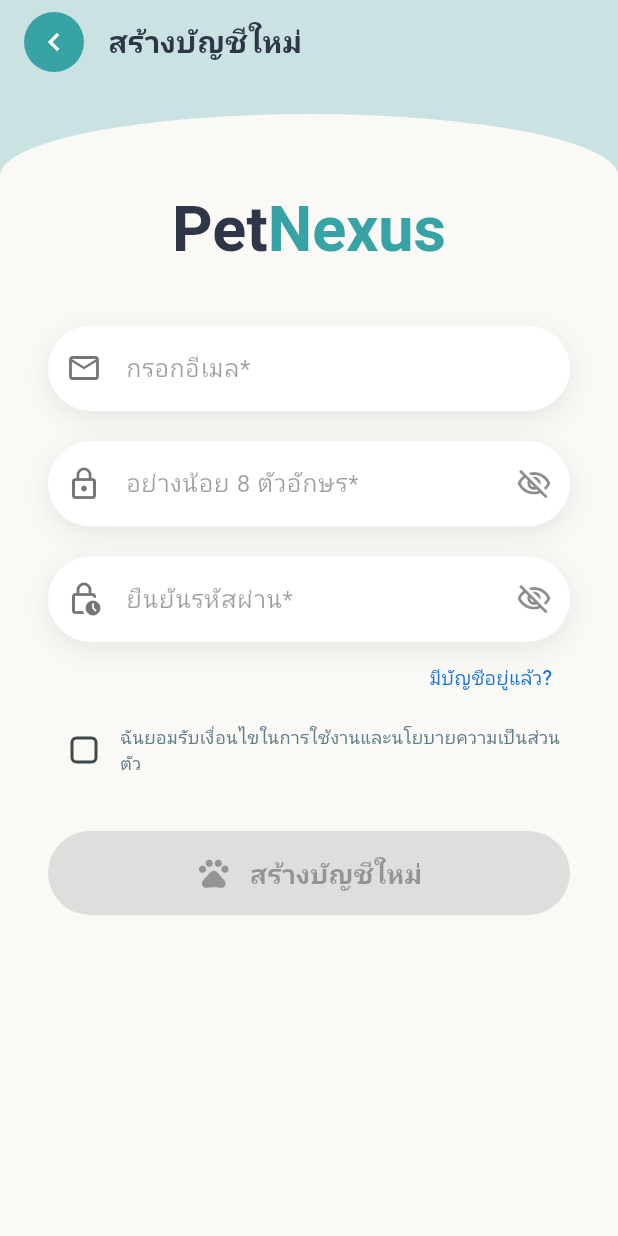
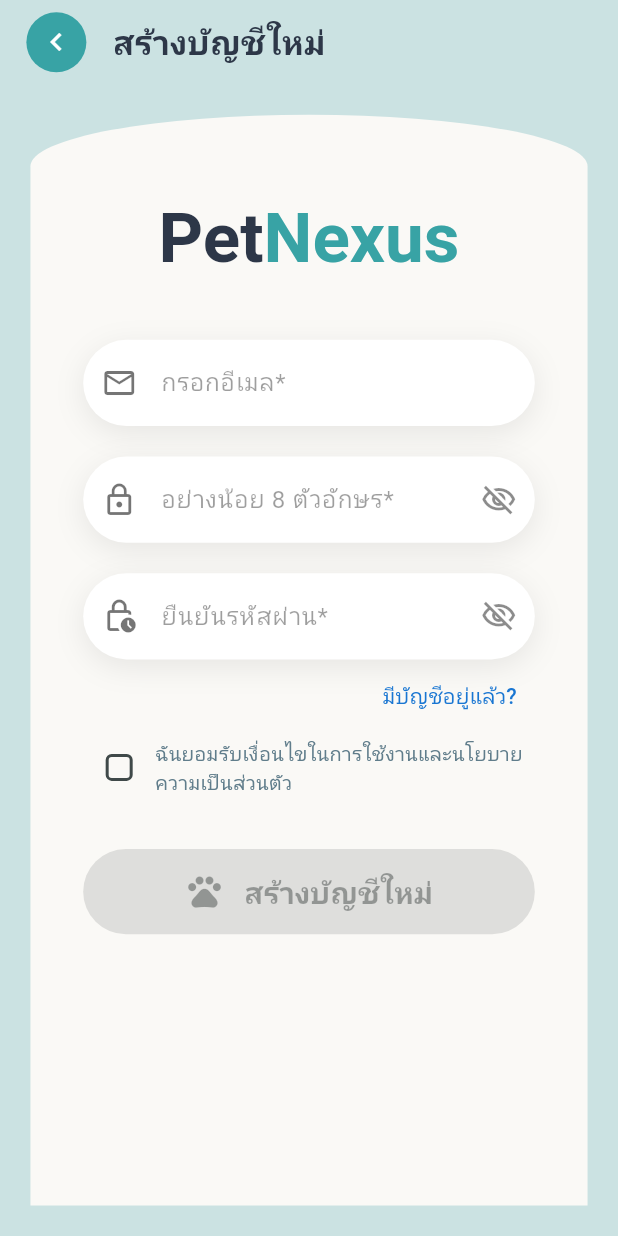
Before and after one commit to junki51/PetNexus, a Flutter app: the screen it shows after launch, after a tap on "สร้างบัญชีใหม่", on a phone screen of 412 x 824 dp. Run offline on Flutter 3.47's test engine with Material 3 defaults, Android fonts, the phone set to English and light mode, and no system bars.

Commit message:
responsive_layout

```diff
--- a/apps/owner_app/lib/auth/screens/first_screen.dart
+++ b/apps/owner_app/lib/auth/screens/first_screen.dart
@@ -1,6 +1,10 @@
 import 'package:flutter/material.dart';
 import 'package:owner_app/auth/screens/register_screen.dart';
 import '../controllers/login_controller.dart';
+import '../../layout/responsive_layout.dart';
+
+// นำเข้า Extension (แก้ไข path ให้ตรงกับโปรเจกต์ของคุณ)
+// import 'path_to_your_extension/responsive_context.dart';
 
 class FirstScreen extends StatefulWidget {
   const FirstScreen({super.key});
@@ -39,8 +43,8 @@
               child: Center(
                 child: RichText(
                   text: TextSpan(
-                    style: const TextStyle(
-                      fontSize: 42,
+                    style: TextStyle(
+                      fontSize: context.nf(42), // ปรับขนาดฟอนต์ Logo
                       fontWeight: FontWeight.bold,
                       letterSpacing: -1.0,
                     ),
@@ -60,24 +64,24 @@
                 width: double.infinity,
                 decoration: BoxDecoration(
                   color: bgBottomColor,
-                  borderRadius: const BorderRadius.only(
-                    // ทำเส้นโค้งด้านบน
-                    topLeft: Radius.elliptical(250, 60),
-                    topRight: Radius.elliptical(250, 60),
+                  borderRadius: BorderRadius.only(
+                    // ทำเส้นโค้งด้านบนแบบ Responsive
+                    topLeft: Radius.elliptical(context.nw(250), context.nh(60)),
+                    topRight: Radius.elliptical(context.nw(250), context.nh(60)),
                   ),
                 ),
                 child: Padding(
-                  padding: const EdgeInsets.symmetric(horizontal: 32.0),
+                  padding: EdgeInsets.symmetric(horizontal: context.nw(32.0)), // ปรับความห่างซ้าย-ขวา
                   child: SingleChildScrollView(
                     child: Column(
                       children: [
-                        const SizedBox(height: 40),
+                        SizedBox(height: context.nh(40)), // ปรับระยะห่างแนวตั้ง
 
                         // Subtitle
                         Text(
                           'Everything your pet needs,',
                           style: TextStyle(
-                            fontSize: 16,
+                            fontSize: context.nf(16), // ปรับฟอนต์ข้อความอธิบาย
                             fontWeight: FontWeight.w600,
                             color: textDark,
                           ),
@@ -85,12 +89,12 @@
                         Text(
                           'all in one place.',
                           style: TextStyle(
-                            fontSize: 16,
+                            fontSize: context.nf(16),
                             fontWeight: FontWeight.w600,
                             color: primaryTeal,
                           ),
                         ),
-                        const SizedBox(height: 40),
+                        SizedBox(height: context.nh(40)),
 
                         // ใช้ ListenableBuilder เพื่ออัปเดต UI เฉพาะจุดที่ State เปลี่ยน
                         ListenableBuilder(
@@ -103,7 +107,7 @@
                                 // Login Button
                                 SizedBox(
                                   width: double.infinity,
-                                  height: 56,
+                                  height: context.nh(56), // ปรับความสูงปุ่ม
                                   child: ElevatedButton(
                                     onPressed: isLoading ? null : _controller.loginWithEmail,
                                     style: ElevatedButton.styleFrom(
@@ -111,27 +115,27 @@
                                       foregroundColor: Colors.white,
                                       elevation: 0,
                                       shape: RoundedRectangleBorder(
-                                        borderRadius: BorderRadius.circular(28),
+                                        borderRadius: BorderRadius.circular(context.nh(28)), // ล้อตามความสูงปุ่มที่เปลี่ยนไป
                                       ),
                                     ),
                                     child: isLoading
-                                        ? const SizedBox(
-                                            width: 24,
-                                            height: 24,
-                                            child: CircularProgressIndicator(
+                                        ? SizedBox(
+                                            width: context.nw(24),
+                                            height: context.nw(24),
+                                            child: const CircularProgressIndicator(
                                               color: Colors.white,
                                               strokeWidth: 3,
                                             ),
                                           )
-                                        : const Row(
+                                        : Row(
                                             mainAxisAlignment: MainAxisAlignment.center,
                                             children: [
-                                              Icon(Icons.pets, size: 24),
-                                              SizedBox(width: 12),
+                                              Icon(Icons.pets, size: context.nf(24)), // ปรับขนาดไอคอน
+                                              SizedBox(width: context.nw(12)),
                                               Text(
                                                 'เข้าสู่ระบบ',
                                                 style: TextStyle(
-                                                  fontSize: 18,
+                                                  fontSize: context.nf(18),
                                                   fontWeight: FontWeight.bold,
                                                 ),
                                               ),
@@ -139,12 +143,12 @@
                                           ),
                                   ),
                                 ),
-                                const SizedBox(height: 16),
+                                SizedBox(height: context.nh(16)),
 
                                 // Create Account Button
                                 SizedBox(
                                   width: double.infinity,
-                                  height: 56,
+                                  height: context.nh(56),
                                   child: OutlinedButton(
                                     onPressed: isLoading ? null : () {
                                       Navigator.push(context, MaterialPageRoute(builder: (context) => const RegisterScreen()));
@@ -155,13 +159,13 @@
                                       side: const BorderSide(color: Colors.black12),
                                       elevation: 0,
                                       shape: RoundedRectangleBorder(
-                                        borderRadius: BorderRadius.circular(28),
+                                        borderRadius: BorderRadius.circular(context.nh(28)),
                                       ),
                                     ),
-                                    child: const Text(
+                                    child: Text(
                                       'สร้างบัญชีใหม่',
                                       style: TextStyle(
-                                        fontSize: 18,
+                                        fontSize: context.nf(18),
                                         fontWeight: FontWeight.w600,
                                       ),
                                     ),
@@ -171,42 +175,45 @@
                             );
                           },
                         ),
-                        const SizedBox(height: 40),
+                        SizedBox(height: context.nh(40)),
 
                         // Divider
-                        const Text(
+                        Text(
                           'หรือเข้าสู่ระบบด้วย',
                           style: TextStyle(
                             color: Colors.grey,
-                            fontSize: 14,
+                            fontSize: context.nf(14),
                           ),
                         ),
-                        const SizedBox(height: 24),
+                        SizedBox(height: context.nh(24)),
 
                         // Social Login Buttons
                         Row(
                           mainAxisAlignment: MainAxisAlignment.center,
                           children: [
                             _buildSocialButton(
-                              icon: Icons.g_mobiledata, // เปลี่ยนเป็นโลโก้จริงด้วย flutter_svg ได้
+                              context: context, // ส่ง context เข้าไปใช้งาน
+                              icon: Icons.g_mobiledata,
                               color: Colors.red,
                               onTap: () => _controller.loginWithSocial('Google'),
                             ),
-                            const SizedBox(width: 24),
+                            SizedBox(width: context.nw(24)),
                             _buildSocialButton(
+                              context: context,
                               icon: Icons.apple,
                               color: Colors.black,
                               onTap: () => _controller.loginWithSocial('Apple'),
                             ),
-                            const SizedBox(width: 24),
+                            SizedBox(width: context.nw(24)),
                             _buildSocialButton(
+                              context: context,
                               icon: Icons.facebook,
                               color: Colors.blue,
                               onTap: () => _controller.loginWithSocial('Facebook'),
                             ),
                           ],
                         ),
-                        const SizedBox(height: 40),
+                        SizedBox(height: context.nh(40)),
                       ],
                     ),
                   ),
@@ -219,8 +226,9 @@
     );
   }
 
-  // Widget ย่อยสำหรับปุ่ม Social เพื่อลดความซ้ำซ้อนของโค้ด
+  // Widget ย่อยสำหรับปุ่ม Social เพิ่มพารามิเตอร์ BuildContext context เข้าไป
   Widget _buildSocialButton({
+    required BuildContext context,
     required IconData icon,
     required Color color,
     required VoidCallback onTap,
@@ -232,8 +240,8 @@
         boxShadow: [
           BoxShadow(
             color: Colors.black.withValues(alpha: 0.05),
-            blurRadius: 10,
-            offset: const Offset(0, 4),
+            blurRadius: context.nw(10), // ปรับระยะเบลอตามสัดส่วนจอ
+            offset: Offset(0, context.nh(4)), // ปรับตำแหน่งเงาตามความสูง
           ),
         ],
       ),
@@ -243,8 +251,8 @@
           borderRadius: BorderRadius.circular(50),
           onTap: onTap,
           child: Padding(
-            padding: const EdgeInsets.all(12.0),
-            child: Icon(icon, color: color, size: 36),
+            padding: EdgeInsets.all(context.nw(12.0)), // ปรับ Padding ด้านในปุ่มวงกลม
+            child: Icon(icon, color: color, size: context.nf(36)), // ปรับขนาดไอคอนโซเชียล
           ),
         ),
       ),
--- a/apps/owner_app/lib/auth/screens/register_screen.dart
+++ b/apps/owner_app/lib/auth/screens/register_screen.dart
@@ -1,4 +1,5 @@
 import 'package:flutter/material.dart';
+import 'package:owner_app/layout/responsive_layout.dart';
 import '../controllers/register_controller.dart';
 
 class RegisterScreen extends StatefulWidget {
@@ -40,7 +41,10 @@
           children: [
             // --- Header: Back Button & Title ---
             Padding(
-              padding: const EdgeInsets.symmetric(horizontal: 16, vertical: 8),
+              padding: EdgeInsets.symmetric(
+                horizontal: context.nw(16),
+                vertical: context.nh(8)
+                ),
               child: Row(
                 children: [
                   CircleAvatar(
@@ -50,11 +54,11 @@
                       onPressed: () => Navigator.pop(context),
                     ),
                   ),
-                  const SizedBox(width: 16),
-                  const Text(
+                  SizedBox(width: context.nw(16)),
+                  Text(
                     'สร้างบัญชีใหม่',
                     style: TextStyle(
-                      fontSize: 20,
+                      fontSize: context.nf(20),
                       fontWeight: FontWeight.bold,
                       color: Color(0xFF2D3748),
                     ),
@@ -67,24 +71,24 @@
             Expanded(
               child: Container(
                 width: double.infinity,
-                margin: const EdgeInsets.only(top: 20),
+                margin:EdgeInsets.all(context.nh(20)),
                 decoration: BoxDecoration(
                   color: bgBottomColor,
-                  borderRadius: const BorderRadius.only(
-                    topLeft: Radius.elliptical(250, 50),
-                    topRight: Radius.elliptical(250, 50),
+                  borderRadius: BorderRadius.only(
+                    topLeft: Radius.elliptical(context.nw(250), context.nh(50)),
+                    topRight: Radius.elliptical(context.nw(250), context.nh(50)),
                   ),
                 ),
                 child: SingleChildScrollView(
-                  padding: const EdgeInsets.all(32.0),
+                  padding: EdgeInsets.all(context.nw(32)),
                   child: Column(
                     children: [
-                      const SizedBox(height: 20),
+                      SizedBox(height: context.nh(20)),
                       // Logo
                       RichText(
                         text: TextSpan(
-                          style: const TextStyle(
-                            fontSize: 42,
+                          style: TextStyle(
+                            fontSize: context.nf(42),
                             fontWeight: FontWeight.bold,
                           ),
                           children: [
@@ -99,7 +103,7 @@
                           ],
                         ),
                       ),
-                      const SizedBox(height: 40),
+                      SizedBox(height: context.nh(40)),
 
                       // Email Field
                       _buildTextField(
@@ -107,7 +111,7 @@
                         hint: 'กรอกอีเมล*',
                         icon: Icons.email_outlined,
                       ),
-                      const SizedBox(height: 20),
+                      SizedBox(height: context.nh(20)),
 
                       // Password Field (พร้อมปุ่มเปิด/ปิดตา)
                       ListenableBuilder(
@@ -122,7 +126,7 @@
                               _controller.togglePasswordVisibility,
                         ),
                       ),
-                      const SizedBox(height: 20),
+                      SizedBox(height: context.nh(20)),
 
                       // Confirm Password Field (แยก State ตาชัดเจน)
                       ListenableBuilder(
@@ -147,7 +151,7 @@
                             'มีบัญชีอยู่แล้ว?',
                             style: TextStyle(
                               color: Colors.blue.shade700,
-                              fontSize: 13,
+                              fontSize: context.nf(13),
                             ),
                           ),
                         ),
@@ -166,11 +170,11 @@
                                 borderRadius: BorderRadius.circular(4),
                               ),
                             ),
-                            const Expanded(
+                            Expanded(
                               child: Text(
                                 'ฉันยอมรับเงื่อนไขในการใช้งานและนโยบายความเป็นส่วนตัว',
                                 style: TextStyle(
-                                  fontSize: 12,
+                                  fontSize: context.nf(12),
                                   color: Colors.blueGrey,
                                 ),
                               ),
@@ -178,7 +182,7 @@
                           ],
                         ),
                       ),
-                      const SizedBox(height: 30),
+                      SizedBox(height: context.nh(30)),
 
                       // Register Button
                       ListenableBuilder(
@@ -188,7 +192,7 @@
                               _controller.state == RegisterState.loading;
                           return SizedBox(
                             width: double.infinity,
-                            height: 56,
+                            height: context.nh(56),
                             child: ElevatedButton(
                               onPressed:
                                   (isLoading || !_controller.isAcceptedTerms)
@@ -202,27 +206,21 @@
                                 backgroundColor: primaryTeal,
                                 foregroundColor: Colors.white,
                                 shape: RoundedRectangleBorder(
-                                  borderRadius: BorderRadius.circular(28),
+                                  borderRadius: BorderRadius.circular(context.nw(28)),
                                 ),
                                 elevation: 4,
                                 shadowColor: primaryTeal.withValues(alpha: 0.4),
                               ),
                               child: isLoading
-                                  ? const CircularProgressIndicator(
-                                      color: Colors.white,
-                                    )
-                                  : const Row(
-                                      mainAxisAlignment:
-                                          MainAxisAlignment.center,
+                                  ? const CircularProgressIndicator(color: Colors.white)
+                                  : Row(
+                                      mainAxisAlignment: MainAxisAlignment.center,
                                       children: [
-                                        Icon(Icons.pets, size: 24),
-                                        SizedBox(width: 12),
+                                        Icon(Icons.pets, size: context.nw(24)),
+                                        SizedBox(width: context.nw(12)),
                                         Text(
                                           'สร้างบัญชีใหม่',
-                                          style: TextStyle(
-                                            fontSize: 18,
-                                            fontWeight: FontWeight.bold,
-                                          ),
+                                          style: TextStyle(fontSize: context.nf(18), fontWeight: FontWeight.bold),
                                         ),
                                       ],
                                     ),
@@ -253,12 +251,12 @@
     return Container(
       decoration: BoxDecoration(
         color: Colors.white,
-        borderRadius: BorderRadius.circular(30),
+        borderRadius: BorderRadius.circular(context.nw(30)),
         boxShadow: [
           BoxShadow(
             color: Colors.black.withValues(alpha: 0.08),
-            blurRadius: 15,
-            offset: const Offset(0, 5),
+            blurRadius: context.nw(15),
+            offset: Offset(0, context.nh(5)),
           ),
         ],
       ),
@@ -281,9 +279,9 @@
                 )
               : null,
           border: InputBorder.none,
-          contentPadding: const EdgeInsets.symmetric(
-            horizontal: 20,
-            vertical: 16,
+          contentPadding: EdgeInsets.symmetric(
+            horizontal: context.nw(20),
+            vertical: context.nh(16),
           ),
         ),
       ),
--- /dev/null
+++ b/apps/owner_app/lib/layout/responsive_layout.dart
@@ -0,0 +1,17 @@
+import 'package:flutter/material.dart';
+
+extension ResponsiveContext on BuildContext {
+  // ดึงความกว้างและความสูงจริงของหน้าจอเครื่องผู้ใช้
+  double get screenWidth => MediaQuery.sizeOf(this).width;
+  double get screenHeight => MediaQuery.sizeOf(this).height;
+
+  // สมมติว่าขนาดหน้าจอใน Figma ดีไซน์เป็น Base อยู่ที่ 375 x 812 (มาตรฐานโมบายทั่วไป)
+  // ฟังก์ชันนี้จะแปลงค่าความกว้างให้ยืดหยุ่นตามสัดส่วนจอจริง
+  double nw(double width) => (screenWidth / 375) * width;
+
+  // ฟังก์ชันแปลงค่าความสูงให้ยืดหยุ่นตามสัดส่วนจอจริง
+  double nh(double height) => (screenHeight / 812) * height;
+
+  // สำหรับฟอนต์ เพื่อให้สเกลตามขนาดจอได้เหมาะสม
+  double nf(double fontSize) => (screenWidth / 375) * fontSize;
+}
```
